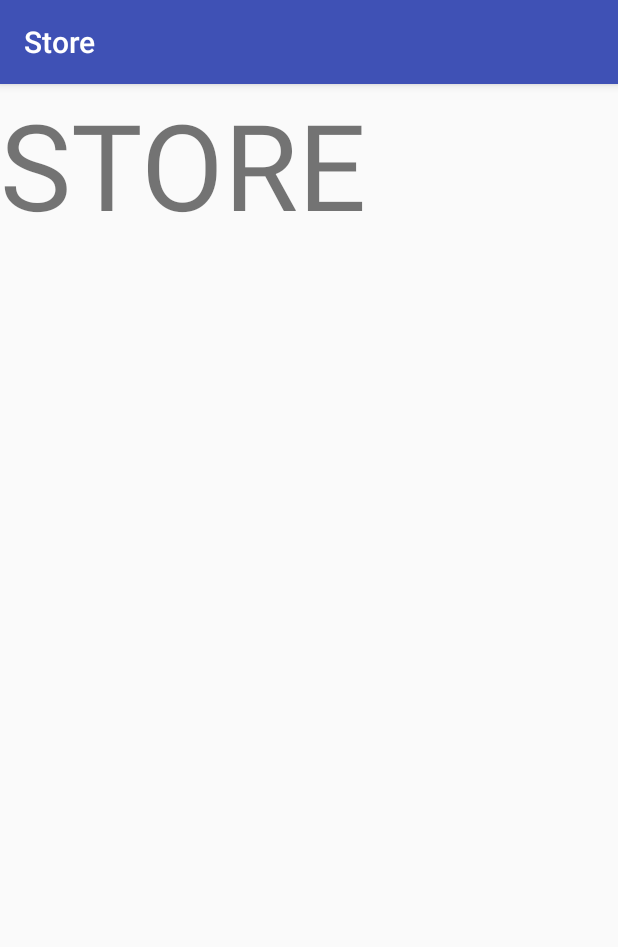
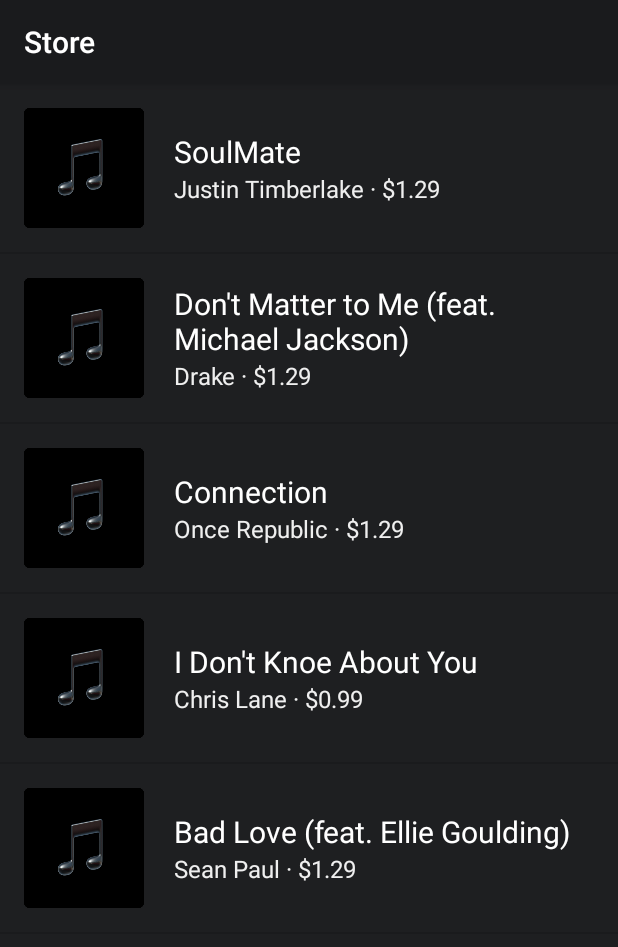
Before and after one commit to john00123/musicApp, an Android app: the StoreActivity screen opened directly, with no data from a screen before it, on a phone screen of 412 x 824 dp. Shown: the top 947 px of the screen. Run offline under Robolectric (Android 15) with nearby library versions, the phone set to English and light mode, and no system bars.

Commit message:
final version music app

```diff
--- a/app/src/main/java/com/example/john/musicapp/MainActivity.java
+++ b/app/src/main/java/com/example/john/musicapp/MainActivity.java
@@ -15,7 +15,6 @@
 
 
         // Set a click listener on the Store View
-
         View store = (View) findViewById(R.id.store);
         store.setOnClickListener(new OnClickListener() {
             // The code in this method will be executed when the numbers category is clicked on.
@@ -31,7 +30,6 @@
 
 
         // Set a click listener on the Radio View
-
         View radio = (View) findViewById(R.id.radio);
         radio.setOnClickListener(new OnClickListener() {
             @Override
--- /dev/null
+++ b/app/src/main/java/com/example/john/musicapp/Song.java
@@ -0,0 +1,35 @@
+/*
+ * Copyright (C) 2016 The Android Open Source Project
+ *
+ * Licensed under the Apache License, Version 2.0 (the "License");
+ * you may not use this file except in compliance with the License.
+ * You may obtain a copy of the License at
+ *
+ *      http://www.apache.org/licenses/LICENSE-2.0
+ *
+ * Unless required by applicable law or agreed to in writing, software
+ * distributed under the License is distributed on an "AS IS" BASIS,
+ * WITHOUT WARRANTIES OR CONDITIONS OF ANY KIND, either express or implied.
+ * See the License for the specific language governing permissions and
+ * limitations under the License.
+ */
+package com.example.john.musicapp;
+
+
+public class Song {
+    private String mSong;
+    private String mArtist;
+
+    public Song(String songName, String artistName) {
+        mSong = songName;
+        mArtist = artistName;
+    }
+
+    public String getSong() {
+        return mSong;
+    }
+    public String getArtist() {
+        return mArtist;
+    }
+
+}
--- /dev/null
+++ b/app/src/main/java/com/example/john/musicapp/SongAdapter.java
@@ -0,0 +1,56 @@
+/*
+ * Copyright (C) 2016 The Android Open Source Project
+ *
+ * Licensed under the Apache License, Version 2.0 (the "License");
+ * you may not use this file except in compliance with the License.
+ * You may obtain a copy of the License at
+ *
+ *      http://www.apache.org/licenses/LICENSE-2.0
+ *
+ * Unless required by applicable law or agreed to in writing, software
+ * distributed under the License is distributed on an "AS IS" BASIS,
+ * WITHOUT WARRANTIES OR CONDITIONS OF ANY KIND, either express or implied.
+ * See the License for the specific language governing permissions and
+ * limitations under the License.
+ */
+package com.example.john.musicapp;
+
+import android.content.Context;
+import android.view.LayoutInflater;
+import android.view.View;
+import android.view.ViewGroup;
+import android.widget.ArrayAdapter;
+import android.widget.TextView;
+
+import java.util.ArrayList;
+
+
+public class SongAdapter extends ArrayAdapter<Song> {
+
+    public SongAdapter(Context context, ArrayList<Song> songs) {
+        super(context, 0, songs);
+    }
+
+    @Override
+    public View getView(int position, View convertView, ViewGroup parent) {
+
+        // Check if an existing view is being reused, otherwise inflate the view
+        View listItemView = convertView;
+        if (listItemView == null) {
+            listItemView = LayoutInflater.from(getContext()).inflate(
+                    R.layout.list_item, parent, false);
+        }
+
+        Song currentSong = getItem(position);
+
+        TextView artistView = (TextView) listItemView.findViewById(R.id.artist);//find element
+        artistView.setText(currentSong.getArtist()); //retrieve artist
+
+        TextView songView = (TextView) listItemView.findViewById(R.id.song);
+        songView.setText(currentSong.getSong()); //retrieve song
+
+        // Return the whole list item layout (containing 2 TextViews) so that it can be shown in
+        // the ListView.
+        return listItemView;
+    }
+}
--- a/app/src/main/java/com/example/john/musicapp/StoreActivity.java
+++ b/app/src/main/java/com/example/john/musicapp/StoreActivity.java
@@ -2,6 +2,7 @@
 
 import android.os.Bundle;
 import android.support.v7.app.AppCompatActivity;
+import android.widget.ListView;
 
 import java.util.ArrayList;
 
@@ -9,6 +10,19 @@
     @Override
     protected void onCreate(Bundle savedInstanceState) {
         super.onCreate(savedInstanceState);
-        setContentView(R.layout.store);
+        setContentView(R.layout.song_list);
+
+        // Create a list of Songs
+        ArrayList<Song> songs = new ArrayList<Song>();
+        songs.add(new Song("SoulMate", "Justin Timberlake · $1.29"));
+        songs.add(new Song("Don't Matter to Me (feat. Michael Jackson)", "Drake · $1.29"));
+        songs.add(new Song("Connection", "Once Republic · $1.29"));
+        songs.add(new Song("I Don't Knoe About You", "Chris Lane · $0.99"));
+        songs.add(new Song("Bad Love (feat. Ellie Goulding)", "Sean Paul · $1.29"));
+
+        //Display songs in Store
+        SongAdapter adapter = new SongAdapter(this, songs); //new adapter
+        ListView listView = (ListView) findViewById(R.id.list); //find view
+        listView.setAdapter(adapter); //use adapter
     }
 }
--- /dev/null
+++ b/app/src/main/res/layout/list_item.xml
@@ -0,0 +1,58 @@
+<?xml version="1.0" encoding="utf-8"?>
+<!-- Copyright (C) 2016 The Android Open Source Project
+
+     Licensed under the Apache License, Version 2.0 (the "License");
+     you may not use this file except in compliance with the License.
+     You may obtain a copy of the License at
+
+          http://www.apache.org/licenses/LICENSE-2.0
+
+     Unless required by applicable law or agreed to in writing, software
+     distributed under the License is distributed on an "AS IS" BASIS,
+     WITHOUT WARRANTIES OR CONDITIONS OF ANY KIND, either express or implied.
+     See the License for the specific language governing permissions and
+     limitations under the License.
+-->
+<!-- Layout for a single list item -->
+<LinearLayout xmlns:android="http://schemas.android.com/apk/res/android"
+    xmlns:tools="http://schemas.android.com/tools"
+    android:layout_width="match_parent"
+    android:layout_height="match_parent"
+    android:orientation="horizontal"
+    android:padding="16dp">
+
+    <ImageView
+        android:src="@drawable/album"
+        android:layout_width="80dp"
+        android:layout_height="80dp"
+        android:scaleType="fitCenter"
+        android:layout_marginRight="20dp"
+        />
+
+    <LinearLayout
+        android:layout_width="wrap_content"
+        android:layout_height="wrap_content"
+        android:orientation="vertical"
+        android:layout_gravity="center"
+        >
+
+        <TextView
+            android:id="@+id/song"
+            android:layout_width="match_parent"
+            android:layout_height="wrap_content"
+            android:textSize="20dp"
+            android:textColor="#fff"
+            tools:text="Song" />
+
+        <TextView
+            android:id="@+id/artist"
+            android:layout_width="match_parent"
+            android:layout_height="wrap_content"
+            android:textSize="16dp"
+            android:textColor="@color/colorLightGray"
+            tools:text="Artist" />
+
+    </LinearLayout>
+
+
+</LinearLayout>
--- /dev/null
+++ b/app/src/main/res/layout/song_list.xml
@@ -0,0 +1,23 @@
+<?xml version="1.0" encoding="utf-8"?>
+<!-- Copyright (C) 2016 The Android Open Source Project
+
+     Licensed under the Apache License, Version 2.0 (the "License");
+     you may not use this file except in compliance with the License.
+     You may obtain a copy of the License at
+
+          http://www.apache.org/licenses/LICENSE-2.0
+
+     Unless required by applicable law or agreed to in writing, software
+     distributed under the License is distributed on an "AS IS" BASIS,
+     WITHOUT WARRANTIES OR CONDITIONS OF ANY KIND, either express or implied.
+     See the License for the specific language governing permissions and
+     limitations under the License.
+-->
+<ListView xmlns:android="http://schemas.android.com/apk/res/android"
+    xmlns:tools="http://schemas.android.com/tools"
+    android:id="@+id/list"
+    android:orientation="vertical"
+    android:layout_width="match_parent"
+    android:layout_height="match_parent"
+    android:background="@color/colorPrimaryDark"
+    />
--- a/app/src/main/res/layout/store.xml
+++ /dev/null
@@ -1,14 +0,0 @@
-<?xml version="1.0" encoding="utf-8"?>
-<android.support.constraint.ConstraintLayout
-    xmlns:android="http://schemas.android.com/apk/res/android" android:layout_width="match_parent"
-    android:layout_height="match_parent">
-
-
-    <TextView
-        android:layout_width="match_parent"
-        android:layout_height="match_parent"
-        android:text="STORE"
-        android:textSize="80dp"
-        />
-
-</android.support.constraint.ConstraintLayout>
--- a/app/src/main/res/values/colors.xml
+++ b/app/src/main/res/values/colors.xml
@@ -1,8 +1,8 @@
 <?xml version="1.0" encoding="utf-8"?>
 <resources>
-    <color name="colorPrimary">#3F51B5</color>
-    <color name="colorPrimaryDark">#303F9F</color>
-    <color name="colorAccent">#FF4081</color>
+    <color name="colorPrimary">#1A1B1D</color>
+    <color name="colorPrimaryDark">#1E1F21</color>
+    <color name="colorAccent">#3485F7</color>
     <color name="colorLightGray">#efefef</color>
 
 </resources>
```
Also changed, not shown: app/src/main/java/com/example/john/musicapp/PlayNowActivity.java (+13 -1 lines), app/src/main/java/com/example/john/musicapp/RadioActivity.java (+15 -1 lines), app/src/main/res/layout/activity_main.xml (+70 -38 lines), app/src/main/res/layout/play_now.xml (deleted, +0 -14 lines), app/src/main/res/layout/radio.xml (deleted, +0 -14 lines), app/src/main/res/drawable-v24/album.png (added), app/src/main/res/drawable-v24/drake.png (added), app/src/main/res/drawable-v24/store.jpeg (deleted), app/src/main/res/drawable-v24/store.png (added), app/src/main/res/drawable-v24/zed.png (added).
